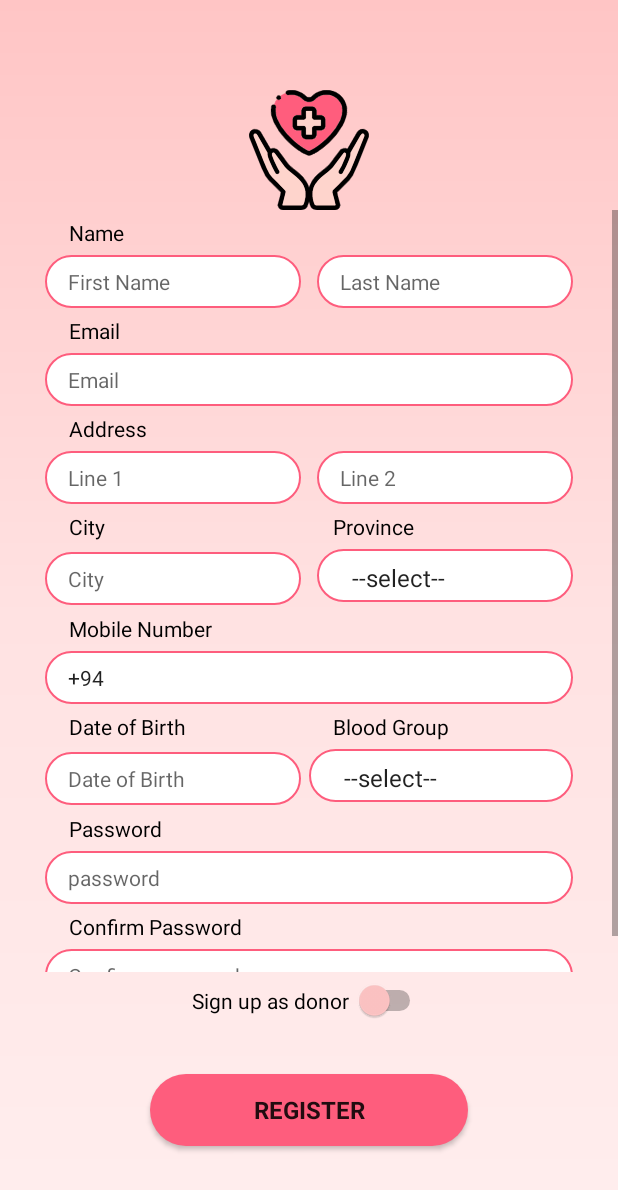
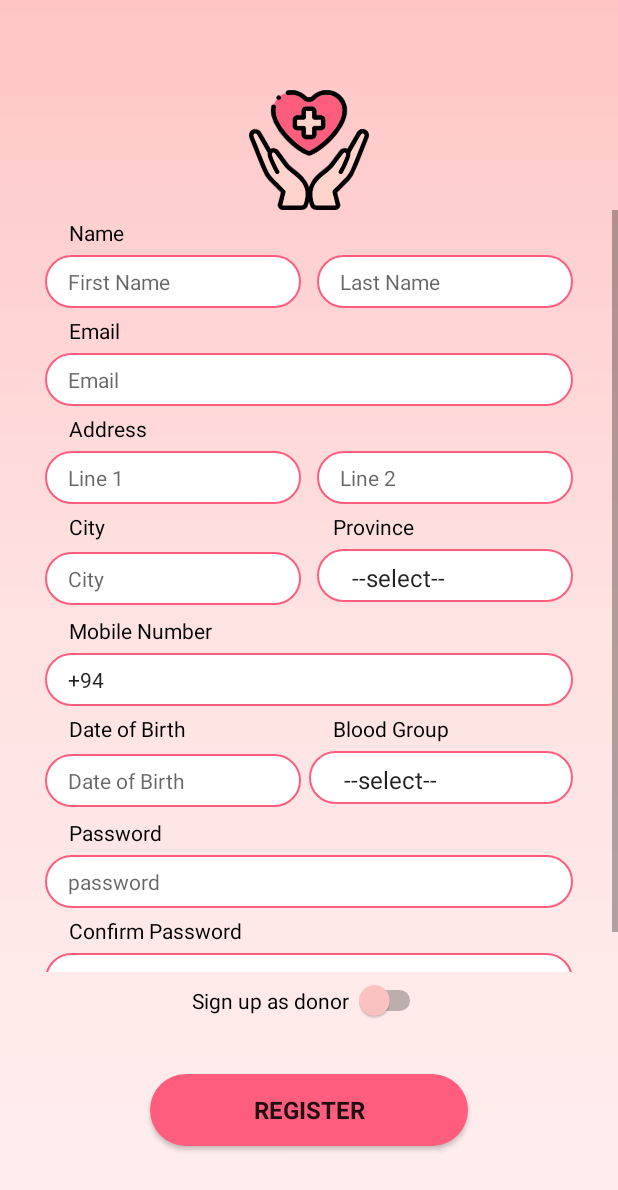
Before and after one commit to chanukaHub/LifeStream---Blood-Donation-App, an Android app: the AccountRegister screen opened directly, with no data from a screen before it, on a phone screen of 412 x 824 dp. Shown: the top 1190 px of the screen. Run offline under Robolectric (Android 15) with nearby library versions, the light colour scheme and no system bars; our stand-ins replace Firebase (no records; nobody signed in at launch, a user with empty details on screens opened directly); libraries missing offline, so code that uses them is left out: com.github.ybq.android; plain views replace SpinKitView; Roboto replaces fonts that are not available here; 2 statements that could not run were skipped.

Commit message:
fixed some bugs

```diff
--- a/app/build.gradle
+++ b/app/build.gradle
@@ -43,4 +43,6 @@ dependencies {
 
     implementation 'com.github.ybq:Android-SpinKit:1.4.0'
     implementation 'de.hdodenhof:circleimageview:3.1.0'
+    implementation 'com.github.bumptech.glide:glide:4.12.0'
+    annotationProcessor 'com.github.bumptech.glide:compiler:4.12.0'
 }
--- a/app/src/main/java/com/usj/lifestream/AccountRegister.java
+++ b/app/src/main/java/com/usj/lifestream/AccountRegister.java
@@ -38,13 +38,13 @@ public class AccountRegister extends AppCompatActivity implements View.OnClickLi
     private FirebaseAuth mAuth;
     private ProgressBar progressBar;
     private boolean switchState;
+    private Switch simpleSwitch;
     @Override
     protected void onCreate(Bundle savedInstanceState) {
         super.onCreate(savedInstanceState);
         setContentView(R.layout.activity_account_register);
 
-        Switch simpleSwitch = (Switch) findViewById(R.id.switch_donor);
-        switchState = simpleSwitch.isChecked();
+        simpleSwitch = (Switch) findViewById(R.id.switch_donor);
 
         mAuth = FirebaseAuth.getInstance();
 
@@ -158,6 +158,7 @@ public class AccountRegister extends AppCompatActivity implements View.OnClickLi
         sMobile = mobileEditText.getText().toString().trim();
         sPassword= passwordEditText.getText().toString().trim();
         sConfirmPassword= confirmPasswordEditText.getText().toString().trim();
+        switchState = simpleSwitch.isChecked();
 
         if(sFirstName.isEmpty()){
             firstNameEditText.setError("First Name is required");
--- a/app/src/main/java/com/usj/lifestream/Login.java
+++ b/app/src/main/java/com/usj/lifestream/Login.java
@@ -37,7 +37,7 @@ public class Login extends AppCompatActivity implements View.OnClickListener{
     protected void onCreate(Bundle savedInstanceState) {
         super.onCreate(savedInstanceState);
         setContentView(R.layout.activity_login);
-        getWindow().setFlags(WindowManager.LayoutParams.FLAG_FULLSCREEN, WindowManager.LayoutParams.FLAG_FULLSCREEN);
+        //getWindow().setFlags(WindowManager.LayoutParams.FLAG_FULLSCREEN, WindowManager.LayoutParams.FLAG_FULLSCREEN);
         sharedPreferences= getSharedPreferences("prefs", MODE_PRIVATE);
         boolean firstStart = sharedPreferences.getBoolean("firstStartBoarding", true);
         if (firstStart) {
--- a/app/src/main/res/layout/activity_account_register.xml
+++ b/app/src/main/res/layout/activity_account_register.xml
@@ -188,7 +188,7 @@
 
         <LinearLayout
             android:layout_width="match_parent"
-            android:layout_height="38dp"
+            android:layout_height="39dp"
             android:orientation="horizontal">
 
             <EditText
@@ -285,7 +285,7 @@
 
         <LinearLayout
             android:layout_width="match_parent"
-            android:layout_height="38dp"
+            android:layout_height="39dp"
             android:orientation="horizontal"
             android:weightSum="2">
             <EditText
```
Also changed, not shown: app/src/main/res/drawable/profile.xml (+12 -8 lines), app/src/main/res/layout/activity_account_login.xml (+7 -6 lines).
